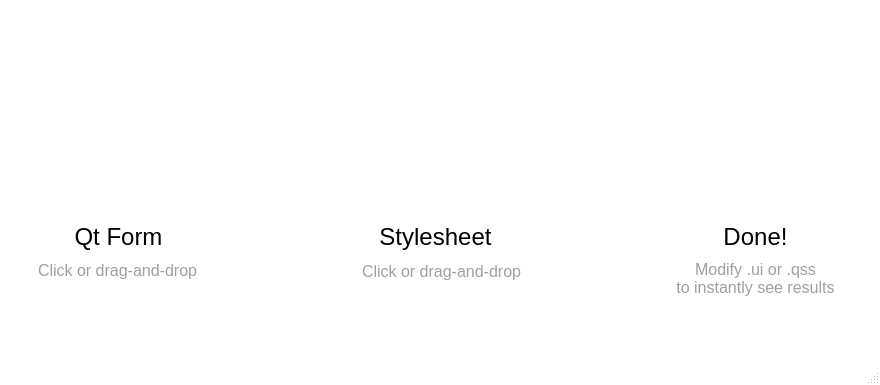
artem-ogre/QSSPreview, file ui/MainWindow.ui: the form before one commit.
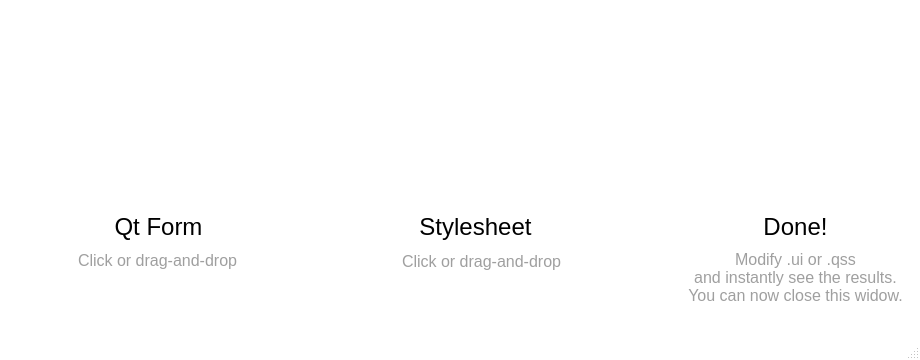
The form after the commit. Icons and pictures are not drawn.

What changed in the file:
```diff
--- a/ui/MainWindow.ui
+++ b/ui/MainWindow.ui
@@ -6,20 +6,20 @@
    <rect>
     <x>0</x>
     <y>0</y>
-    <width>880</width>
-    <height>385</height>
+    <width>920</width>
+    <height>360</height>
    </rect>
   </property>
   <property name="minimumSize">
    <size>
-    <width>880</width>
+    <width>920</width>
     <height>360</height>
    </size>
   </property>
   <property name="maximumSize">
    <size>
-    <width>880</width>
-    <height>16777215</height>
+    <width>920</width>
+    <height>360</height>
    </size>
   </property>
   <property name="acceptDrops">
@@ -66,8 +66,8 @@
    <widget class="QLineEdit" name="lineEdit_ui">
     <property name="geometry">
      <rect>
-      <x>3</x>
-      <y>260</y>
+      <x>43</x>
+      <y>250</y>
       <width>231</width>
       <height>41</height>
      </rect>
@@ -104,8 +104,8 @@
    <widget class="QLabel" name="label">
     <property name="geometry">
      <rect>
-      <x>23</x>
-      <y>223</y>
+      <x>63</x>
+      <y>213</y>
       <width>191</width>
       <height>29</height>
      </rect>
@@ -141,8 +141,8 @@
     </property>
     <property name="geometry">
      <rect>
-      <x>10</x>
-      <y>10</y>
+      <x>50</x>
+      <y>0</y>
       <width>212</width>
       <height>208</height>
      </rect>
@@ -179,8 +179,8 @@
     </property>
     <property name="geometry">
      <rect>
-      <x>250</x>
-      <y>90</y>
+      <x>290</x>
+      <y>80</y>
       <width>52</width>
       <height>48</height>
      </rect>
@@ -211,8 +211,8 @@
    <widget class="QPushButton" name="pushButton_5">
     <property name="geometry">
      <rect>
-      <x>570</x>
-      <y>90</y>
+      <x>610</x>
+      <y>80</y>
       <width>52</width>
       <height>48</height>
      </rect>
@@ -240,8 +240,8 @@
     </property>
     <property name="geometry">
      <rect>
-      <x>90</x>
-      <y>300</y>
+      <x>130</x>
+      <y>290</y>
       <width>41</width>
       <height>31</height>
      </rect>
@@ -284,8 +284,8 @@
     </property>
     <property name="geometry">
      <rect>
-      <x>420</x>
-      <y>300</y>
+      <x>460</x>
+      <y>290</y>
       <width>41</width>
       <height>31</height>
      </rect>
@@ -325,8 +325,8 @@
    <widget class="QLabel" name="label_qss">
     <property name="geometry">
      <rect>
-      <x>330</x>
-      <y>223</y>
+      <x>370</x>
+      <y>213</y>
       <width>211</width>
       <height>29</height>
      </rect>
@@ -362,8 +362,8 @@
     </property>
     <property name="geometry">
      <rect>
-      <x>330</x>
-      <y>10</y>
+      <x>370</x>
+      <y>0</y>
       <width>212</width>
       <height>208</height>
      </rect>
@@ -397,8 +397,8 @@
    <widget class="QLineEdit" name="lineEdit_qss">
     <property name="geometry">
      <rect>
-      <x>312</x>
-      <y>261</y>
+      <x>352</x>
+      <y>251</y>
       <width>261</width>
       <height>41</height>
      </rect>
@@ -438,8 +438,8 @@
     </property>
     <property name="geometry">
      <rect>
-      <x>650</x>
-      <y>10</y>
+      <x>690</x>
+      <y>0</y>
       <width>212</width>
       <height>208</height>
      </rect>
@@ -467,8 +467,8 @@
     </property>
     <property name="geometry">
      <rect>
-      <x>650</x>
-      <y>223</y>
+      <x>690</x>
+      <y>213</y>
       <width>211</width>
       <height>29</height>
      </rect>
@@ -504,10 +504,10 @@
     </property>
     <property name="geometry">
      <rect>
-      <x>630</x>
-      <y>260</y>
+      <x>670</x>
+      <y>250</y>
       <width>251</width>
-      <height>51</height>
+      <height>71</height>
      </rect>
     </property>
     <property name="font">
@@ -517,7 +517,8 @@
     </property>
     <property name="text">
      <string>Modify .ui or .qss
-to instantly see results</string>
+and instantly see the results.
+You can now close this widow.</string>
     </property>
     <property name="alignment">
      <set>Qt::AlignHCenter|Qt::AlignTop</set>
```
Left out of the diff: 43 changed lines with no effect on the pictures.
